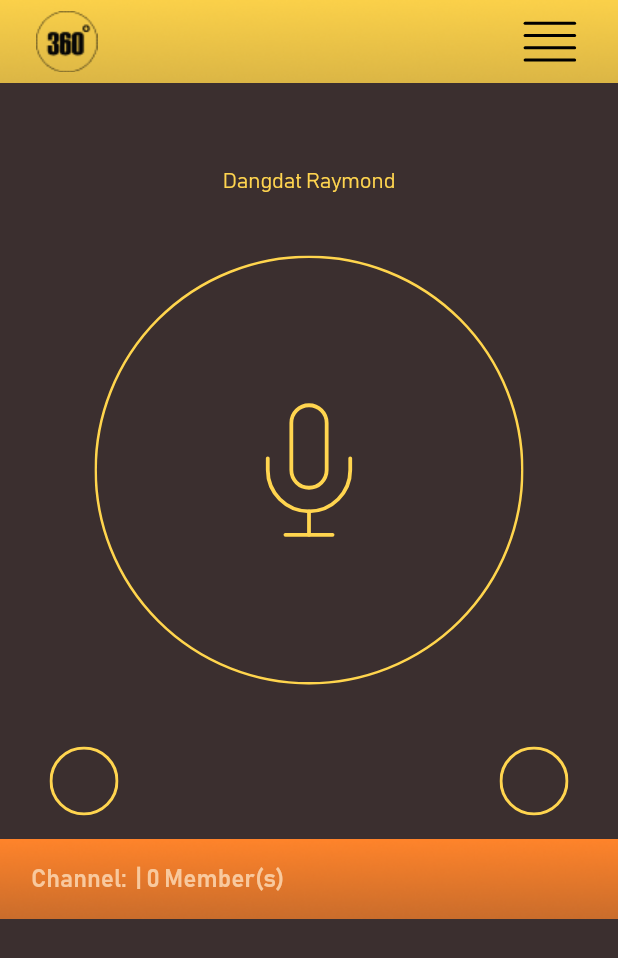
After one commit to raymondDangdat/360_walki_talkie, a Flutter app: the ChannelMembersChats screen opened by its route, on a phone screen of 412 x 824 dp. The commit adds this screen. Shown: the top 958 px of the screen. Run offline on Flutter 3.47's test engine with Material 2 defaults, Android fonts, the phone set to English and light mode, and no system bars; our stand-ins replace cloud_firestore, dropdown_button2, firebase_auth, firebase_core, firebase_storage, flutter_screenutil and 5 more; accounts and stored records are empty; project files that could hold a hidden picture were left out.

Commit message:
Channel Chat with list of users

```diff
--- a/lib/resources/navigation_utils.dart
+++ b/lib/resources/navigation_utils.dart
@@ -42,3 +42,7 @@ void openLoginScreen(BuildContext context) async{
 void openHowItWorksScreen(BuildContext context) async{
   Navigator.pushNamed(context, Routes.howItWorksScreen);
 }
+
+void openChannelMembersChats(BuildContext context) async{
+  Navigator.pushNamed(context, Routes.channelMembersChats);
+}
--- a/lib/resources/routes_manager.dart
+++ b/lib/resources/routes_manager.dart
@@ -1,6 +1,7 @@
 import 'package:flutter/material.dart';
 import 'package:walkie_talkie_360/resources/strings_manager.dart';
 import 'package:walkie_talkie_360/views/add_channel_by_name/add_channel_by_name.dart';
+import 'package:walkie_talkie_360/views/channel_users_list_and_chats/channel_members_chats.dart';
 import 'package:walkie_talkie_360/views/channels_type_view/channel_types_view.dart';
 import 'package:walkie_talkie_360/views/create_brand_new_channel/create_brand_new_channel.dart';
 import 'package:walkie_talkie_360/views/fix_password_screen/fix_password_screen.dart';
@@ -27,6 +28,7 @@ class Routes {
   static const loginScreen = "/login_screen";
   static const fixPasswordScreen = "/fix_password_screen";
   static const howItWorksScreen = "/how_it_works";
+  static const channelMembersChats = "/channel_members_chats";
 
 }
 
@@ -55,6 +57,8 @@ class RouteGenerator {
         return MaterialPageRoute(builder: (_) => const FixPasswordScreen());
       case Routes.howItWorksScreen:
         return MaterialPageRoute(builder: (_) => const HowItWorks());
+      case Routes.channelMembersChats:
+        return MaterialPageRoute(builder: (_) => const ChannelMembersChats());
       default:
         return undefinedRoute();
     }
--- /dev/null
+++ b/lib/views/channel_users_list_and_chats/channel_members_chats.dart
@@ -0,0 +1,85 @@
+import 'package:flutter/material.dart';
+import 'package:flutter_screenutil/flutter_screenutil.dart';
+import 'package:flutter_svg/flutter_svg.dart';
+import 'package:provider/provider.dart';
+import 'package:walkie_talkie_360/provider/channel_provider.dart';
+import 'package:walkie_talkie_360/resources/font_manager.dart';
+
+import '../../resources/color_manager.dart';
+import '../../resources/image_manager.dart';
+import '../../resources/strings_manager.dart';
+import '../../resources/value_manager.dart';
+import '../../widgets/custom_text.dart';
+import '../../widgets/nav_screens_header.dart';
+
+class ChannelMembersChats extends StatelessWidget {
+  const ChannelMembersChats({Key? key}) : super(key: key);
+
+  @override
+  Widget build(BuildContext context) {
+    final channelProvider = context.watch<ChannelProvider>();
+    return Scaffold(
+      backgroundColor: ColorManager.bgColor,
+
+      body: SafeArea(
+        child: Column(
+          children: [
+            // SizedBox(height: AppSize.s20.h,),
+            const NavScreensHeader(),
+
+            SizedBox(height: AppSize.s52.h,),
+
+            CustomTextWithLineHeight(text: AppStrings.userName, textColor: ColorManager.textColor,),
+
+            SizedBox(height: AppSize.s38.h,),
+
+            SizedBox(
+              width: AppSize.s250.w,
+                height: AppSize.s250.w,
+                child: SvgPicture.asset(AppImages.tapToTalk)),
+
+            SizedBox(height: AppSize.s40.h,),
+
+            Padding(
+              padding: const EdgeInsets.symmetric(horizontal: AppSize.s33),
+              child: Row(
+                mainAxisAlignment: MainAxisAlignment.spaceBetween,
+                children: [
+                  SvgPicture.asset(AppImages.speaker),
+                  SvgPicture.asset(AppImages.option),
+
+                ],
+              ),
+            ),
+
+            SizedBox(height: AppSize.s15.h,),
+
+            Container(
+              height: AppSize.s52.h,
+            width: double.infinity,
+            decoration: const BoxDecoration(
+              image: DecorationImage(
+                  image: AssetImage(
+                      AppImages.dashboardStats), fit: BoxFit.cover),
+            ),
+              alignment: Alignment.center,
+              child: Row(
+                children: [
+                  Padding(
+                    padding: EdgeInsets.symmetric(horizontal: AppSize.s18.w),
+                    child: CustomTextWithLineHeight(
+                        text: "Channel: ${channelProvider.selectedChannel.channelName} | ${channelProvider.channelMembers.length} Member(s)",
+                      textColor: const Color.fromRGBO(248, 201, 158, 1),
+                      fontSize: FontSize.s16, fontWeight: FontWeightManager.semiBold,
+                    ),
+                  ),
+                ],
+              ),
+            ),
+
+          ],
+        ),
+      ),
+    );
+  }
+}
--- a/lib/views/nav_screen/chats/chat_view.dart
+++ b/lib/views/nav_screen/chats/chat_view.dart
@@ -125,8 +125,8 @@ class ChatView extends StatelessWidget {
                           final channel = authProvider.userChannelsCreated[index];
                           return InkWell(
                             onTap: (){
-
-                              channelProvider.getChannelMembers(channel.channelId);
+                              channelProvider.setSelectedChannel(channel);
+                              channelProvider.getChannelMembers(context, channel.channelId);
                             },
                             child: Padding(
                               padding: EdgeInsets.only(bottom: AppSize.s3.h),
```
Also changed, not shown: lib/provider/channel_provider.dart (+29 -1 lines).
